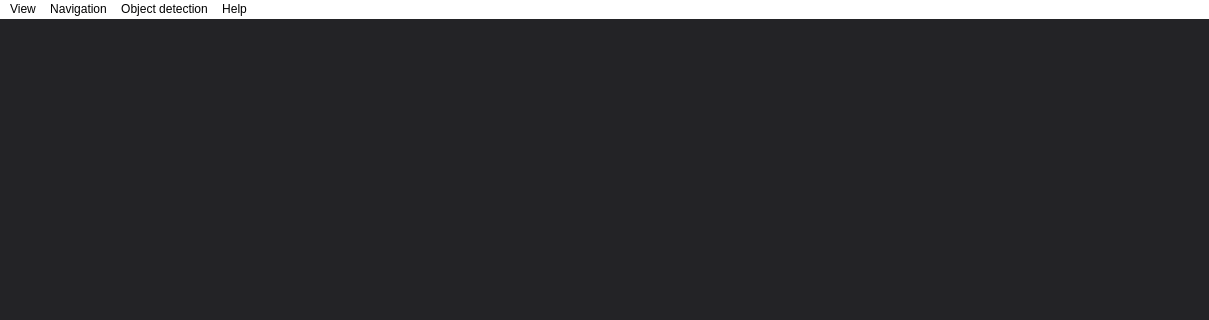
Before: the Qt Designer form GUI/ui_mainWindow.ui in Tobias-Mauritzon/DAT067, drawn with Qt 5; both pictures show x 0 to 1209 and y 0 to 320 of the 1209 by 874 pixel window.
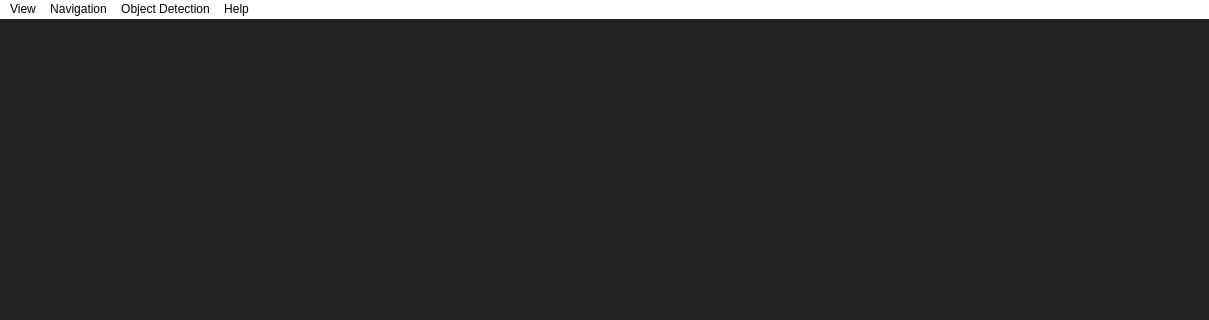
After: the same form once the commit is applied.

Commit message: ändrade menubar och la till face detection

Patch:
```diff
--- a/GUI/ui_mainWindow.ui
+++ b/GUI/ui_mainWindow.ui
@@ -214,7 +214,7 @@
    </widget>
    <widget class="QMenu" name="menuObject_detection">
     <property name="title">
-     <string>Object detection</string>
+     <string>Object Detection</string>
     </property>
     <addaction name="actionCar_detection"/>
     <addaction name="actionFace_detection"/>
```
Left out of the diff: 42 changed lines with no effect on the pictures. The commit also changes 35 other files.
